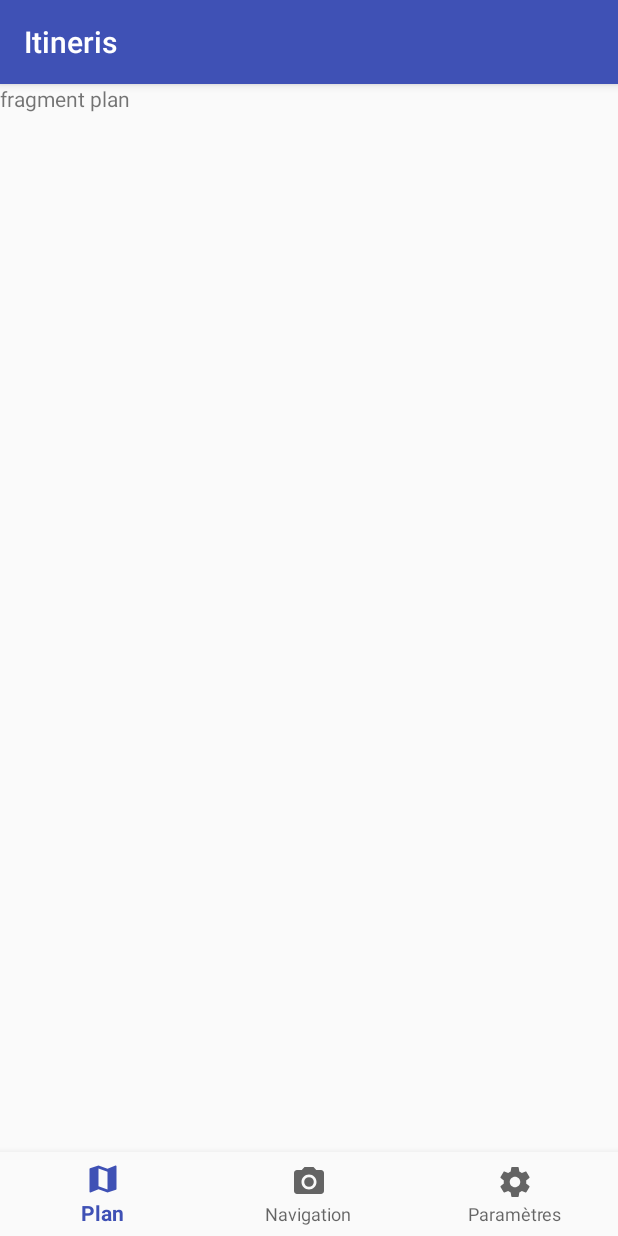
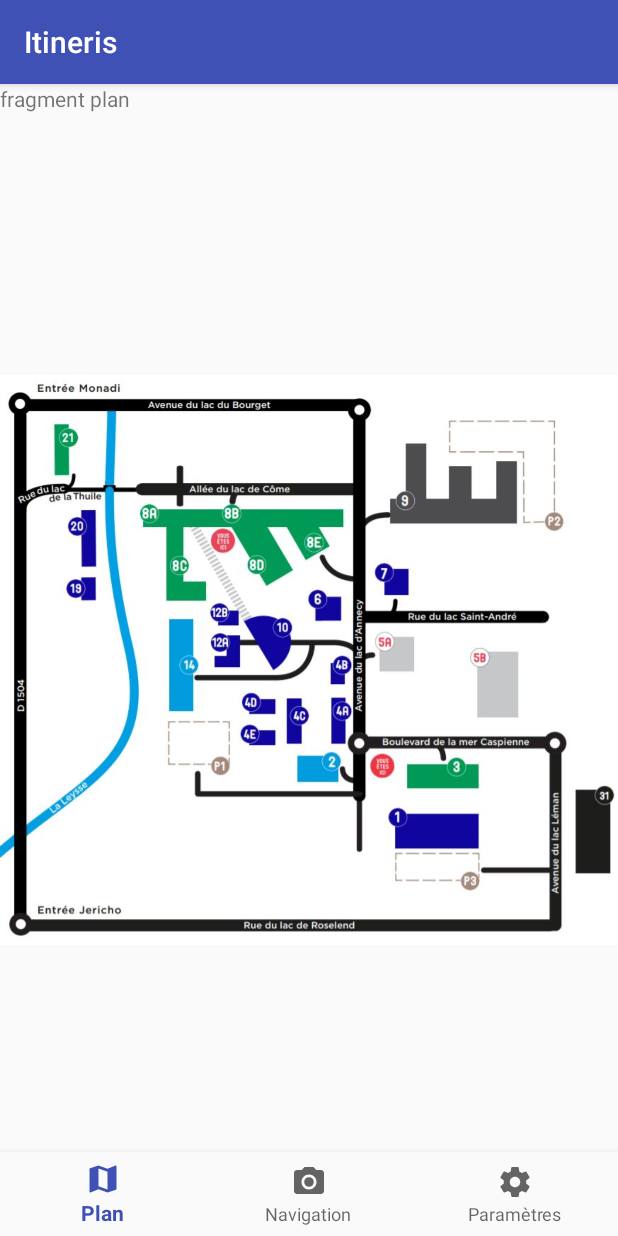
Before and after one commit to JoffreyDuc/Itineris, an Android app: the screen it shows after launch (MainActivity), on a phone screen of 412 x 824 dp. Run offline under Robolectric (Android 15) with nearby library versions, the phone set to English and light mode, and no system bars.

Commit message:
Image plan usmb

```diff
--- a/app/src/main/java/com/example/joffrey/itineris/MapFragment.java
+++ b/app/src/main/java/com/example/joffrey/itineris/MapFragment.java
@@ -1,12 +1,23 @@
 package com.example.joffrey.itineris;
 
+import android.graphics.Bitmap;
+import android.graphics.BitmapFactory;
+import android.graphics.Canvas;
+import android.graphics.Color;
+import android.graphics.Paint;
 import android.os.Bundle;
 import android.support.v4.app.Fragment;
 import android.view.LayoutInflater;
 import android.view.View;
 import android.view.ViewGroup;
+import android.widget.ImageView;
 
 public class MapFragment extends Fragment {
+    private ImageView iv_canvas;
+    private Canvas canvas;
+    private Paint paint;
+    private Bitmap baseBitmap;
+
     public static MapFragment newInstance() {
         MapFragment fragment = new MapFragment();
         return fragment;
@@ -14,12 +25,27 @@ public class MapFragment extends Fragment {
 
     @Override
     public void onCreate(Bundle savedInstanceState) {
+        /*
+        http://joerg-richter.fuyosoft.com/?p=120
+        https://www.programering.com/a/MTO4gDMwATU.html
+         */
         super.onCreate(savedInstanceState);
+
+        paint = new Paint();
+        paint.setStrokeWidth(5);
+        paint.setColor(Color.RED);
+
+        if (baseBitmap == null) {
+            /*baseBitmap = Bitmap.createBitmap(iv_canvas.getWidth(), iv_canvas.getHeight(), Bitmap.Config.ARGB_8888);
+            canvas = new Canvas(baseBitmap);
+            canvas.drawColor(Color.WHITE);*/
+        }
+
     }
 
     @Override
-    public View onCreateView(LayoutInflater inflater, ViewGroup container,
-                             Bundle savedInstanceState) {
+    public View onCreateView(LayoutInflater inflater, ViewGroup container, Bundle savedInstanceState) {
         return inflater.inflate(R.layout.fragment_map, container, false);
     }
+
 }
--- a/app/src/main/res/layout/fragment_map.xml
+++ b/app/src/main/res/layout/fragment_map.xml
@@ -5,10 +5,15 @@
     android:layout_height="match_parent"
     tools:context=".MapFragment">
 
-    <!-- TODO: Update blank fragment layout -->
     <TextView
         android:layout_width="match_parent"
         android:layout_height="match_parent"
         android:text="fragment plan" />
 
+    <ImageView
+        android:id="@+id/ivPlanUsmb"
+        android:layout_width="match_parent"
+        android:layout_height="wrap_content"
+        android:src="@drawable/plan_usmb" />
+
 </FrameLayout>
```
Also changed, not shown: app/src/main/res/drawable/plan_usmb.jpg (added).
